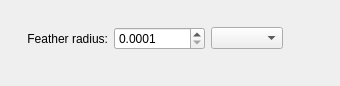
The window that krita/plugins/extensions/modify_selection/wdg_feather_selection.ui (KDE/krita) describes before a commit, drawn with Qt 5.
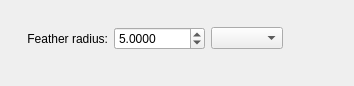
The same window after the commit.

Commit message: BUG:314270 Set Feather default to 5 pixels

What changed in the file:
```diff
--- a/krita/plugins/extensions/modify_selection/wdg_feather_selection.ui
+++ b/krita/plugins/extensions/modify_selection/wdg_feather_selection.ui
@@ -6,7 +6,7 @@
    <rect>
     <x>0</x>
     <y>0</y>
-    <width>340</width>
+    <width>354</width>
     <height>86</height>
    </rect>
   </property>
@@ -80,6 +80,9 @@
      <property name="singleStep">
       <double>0.100000000000000</double>
      </property>
+     <property name="value">
+      <double>5.000000000000000</double>
+     </property>
     </widget>
    </item>
    <item row="1" column="0">
```
The commit also changes 1 other file.
